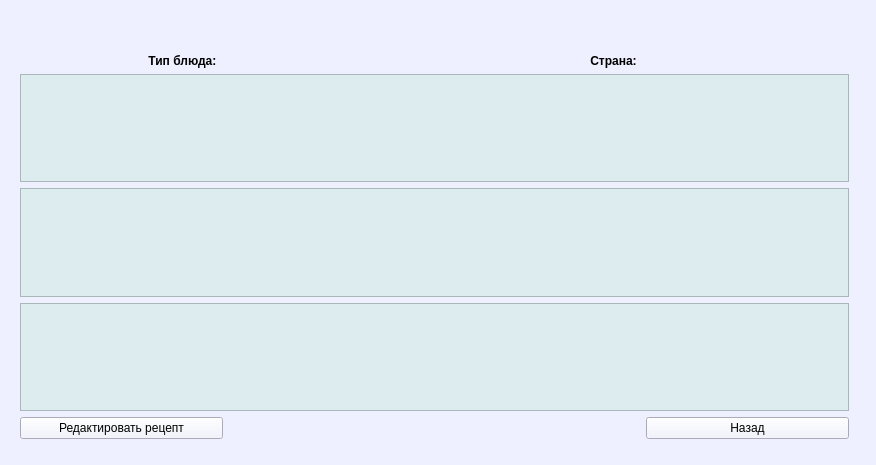
This is widget.ui in moevm/gui-1h2018-07 as Qt 5 draws it before an edit. The edited form follows.
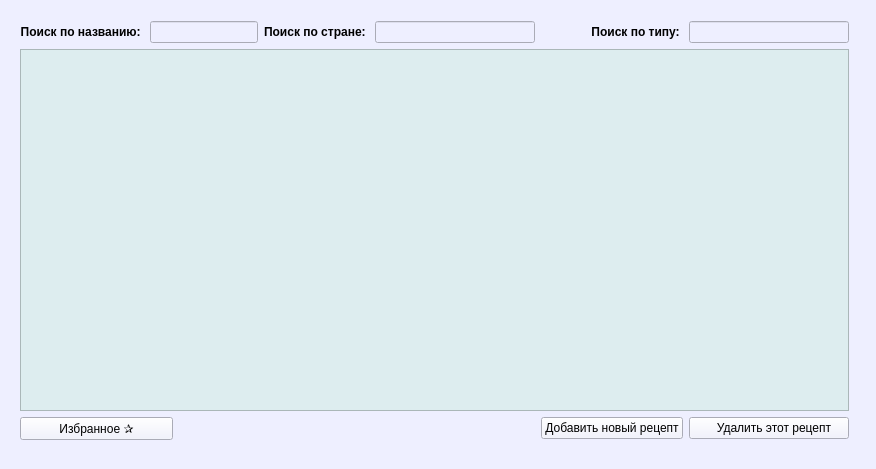
This is the edited form.

Commit message: pictures and favorites recipes

Diff of the .ui file:
```diff
--- a/widget.ui
+++ b/widget.ui
@@ -7,7 +7,7 @@
     <x>0</x>
     <y>0</y>
     <width>876</width>
-    <height>465</height>
+    <height>469</height>
    </rect>
   </property>
   <property name="windowTitle">
@@ -26,6 +26,69 @@
     </rect>
    </property>
    <layout class="QGridLayout" name="newRecipe">
+    <item row="5" column="1" rowspan="2" colspan="2">
+     <widget class="QTextEdit" name="ingOfNewRecipe"/>
+    </item>
+    <item row="9" column="1" colspan="3">
+     <widget class="QPushButton" name="saveButton">
+      <property name="text">
+       <string>Сохранить</string>
+      </property>
+     </widget>
+    </item>
+    <item row="7" column="1" rowspan="2" colspan="2">
+     <widget class="QTextEdit" name="logOfNewRecipe"/>
+    </item>
+    <item row="3" column="1" rowspan="2" colspan="2">
+     <widget class="QTextEdit" name="desOfNewRecipe">
+      <property name="sizePolicy">
+       <sizepolicy hsizetype="Expanding" vsizetype="Expanding">
+        <horstretch>1</horstretch>
+        <verstretch>0</verstretch>
+       </sizepolicy>
+      </property>
+     </widget>
+    </item>
+    <item row="0" column="5">
+     <widget class="QLabel" name="label_6">
+      <property name="text">
+       <string>Страна</string>
+      </property>
+     </widget>
+    </item>
+    <item row="0" column="6">
+     <widget class="QLineEdit" name="countryOfNewRecipe"/>
+    </item>
+    <item row="0" column="3">
+     <widget class="QLabel" name="label_5">
+      <property name="sizePolicy">
+       <sizepolicy hsizetype="Fixed" vsizetype="Preferred">
+        <horstretch>0</horstretch>
+        <verstretch>0</verstretch>
+       </sizepolicy>
+      </property>
+      <property name="text">
+       <string>Тип блюда</string>
+      </property>
+     </widget>
+    </item>
+    <item row="9" column="4" colspan="3">
+     <widget class="QPushButton" name="backButton">
+      <property name="text">
+       <string>Назад</string>
+      </property>
+     </widget>
+    </item>
+    <item row="0" column="4">
+     <widget class="QLineEdit" name="typeOfNewRecipe">
+      <property name="sizePolicy">
+       <sizepolicy hsizetype="Expanding" vsizetype="Fixed">
+        <horstretch>0</horstretch>
+        <verstretch>0</verstretch>
+       </sizepolicy>
+      </property>
+     </widget>
+    </item>
     <item row="3" column="0">
      <widget class="QLabel" name="label_2">
       <property name="text">
@@ -33,13 +96,6 @@
       </property>
      </widget>
     </item>
-    <item row="9" column="1">
-     <widget class="QPushButton" name="saveButton">
-      <property name="text">
-       <string>Сохранить</string>
-      </property>
-     </widget>
-    </item>
     <item row="8" column="0">
      <spacer name="verticalSpacer_4">
       <property name="orientation">
@@ -53,8 +109,18 @@
       </property>
      </spacer>
     </item>
-    <item row="7" column="1" rowspan="2" colspan="2">
-     <widget class="QTextEdit" name="logOfNewRecipe"/>
+    <item row="6" column="0">
+     <spacer name="verticalSpacer_3">
+      <property name="orientation">
+       <enum>Qt::Vertical</enum>
+      </property>
+      <property name="sizeHint" stdset="0">
+       <size>
+        <width>20</width>
+        <height>40</height>
+       </size>
+      </property>
+     </spacer>
     </item>
     <item row="5" column="0">
      <widget class="QLabel" name="label_3">
@@ -63,26 +129,6 @@
       </property>
      </widget>
     </item>
-    <item row="6" column="0">
-     <spacer name="verticalSpacer_3">
-      <property name="orientation">
-       <enum>Qt::Vertical</enum>
-      </property>
-      <property name="sizeHint" stdset="0">
-       <size>
-        <width>20</width>
-        <height>40</height>
-       </size>
-      </property>
-     </spacer>
-    </item>
-    <item row="9" column="2">
-     <widget class="QPushButton" name="backButton">
-      <property name="text">
-       <string>Назад</string>
-      </property>
-     </widget>
-    </item>
     <item row="4" column="0">
      <spacer name="verticalSpacer_2">
       <property name="orientation">
@@ -103,14 +149,15 @@
       </property>
      </widget>
     </item>
-    <item row="3" column="1" rowspan="2" colspan="2">
-     <widget class="QTextEdit" name="desOfNewRecipe"/>
-    </item>
-    <item row="5" column="1" rowspan="2" colspan="2">
-     <widget class="QTextEdit" name="ingOfNewRecipe"/>
-    </item>
     <item row="0" column="1" colspan="2">
-     <widget class="QLineEdit" name="nameOfNewRecipe"/>
+     <widget class="QLineEdit" name="nameOfNewRecipe">
+      <property name="sizePolicy">
+       <sizepolicy hsizetype="Expanding" vsizetype="Fixed">
+        <horstretch>0</horstretch>
+        <verstretch>0</verstretch>
+       </sizepolicy>
+      </property>
+     </widget>
     </item>
     <item row="0" column="0">
      <widget class="QLabel" name="label">
@@ -125,29 +172,38 @@
       </property>
      </widget>
     </item>
-    <item row="2" column="1" colspan="2">
-     <widget class="QLineEdit" name="countryOfNewRecipe"/>
-    </item>
-    <item row="2" column="0">
-     <widget class="QLabel" name="label_6">
-      <property name="text">
-       <string>Страна</string>
-      </property>
-     </widget>
-    </item>
-    <item row="1" column="1" colspan="2">
-     <widget class="QLineEdit" name="typeOfNewRecipe"/>
-    </item>
-    <item row="1" column="0">
-     <widget class="QLabel" name="label_5">
+    <item row="4" column="3" rowspan="5" colspan="4">
+     <widget class="QLabel" name="pic">
       <property name="sizePolicy">
-       <sizepolicy hsizetype="Fixed" vsizetype="Preferred">
+       <sizepolicy hsizetype="Preferred" vsizetype="Preferred">
         <horstretch>0</horstretch>
         <verstretch>0</verstretch>
        </sizepolicy>
       </property>
+      <property name="sizeIncrement">
+       <size>
+        <width>0</width>
+        <height>0</height>
+       </size>
+      </property>
+      <property name="baseSize">
+       <size>
+        <width>0</width>
+        <height>0</height>
+       </size>
+      </property>
+      <property name="styleSheet">
+       <string notr="true">background-color: rgb(220, 230, 255);</string>
+      </property>
       <property name="text">
-       <string>Тип блюда</string>
+       <string/>
+      </property>
+     </widget>
+    </item>
+    <item row="3" column="5" colspan="2">
+     <widget class="QPushButton" name="openButton">
+      <property name="text">
+       <string>Загрузить картинку</string>
       </property>
      </widget>
     </item>
@@ -172,55 +228,7 @@
      </rect>
     </property>
     <layout class="QGridLayout" name="gridLayout">
-     <item row="1" column="1" colspan="4">
-      <widget class="QLineEdit" name="searchCountry"/>
-     </item>
-     <item row="8" column="4">
-      <widget class="QPushButton" name="delButton">
-       <property name="sizePolicy">
-        <sizepolicy hsizetype="Fixed" vsizetype="Fixed">
-         <horstretch>0</horstretch>
-         <verstretch>0</verstretch>
-        </sizepolicy>
-       </property>
-       <property name="text">
-        <string>    Удалить этот рецепт </string>
-       </property>
-      </widget>
-     </item>
-     <item row="0" column="1" colspan="4">
-      <widget class="QLineEdit" name="searchLine"/>
-     </item>
-     <item row="0" column="0">
-      <widget class="QLabel" name="label_7">
-       <property name="sizePolicy">
-        <sizepolicy hsizetype="Preferred" vsizetype="Preferred">
-         <horstretch>0</horstretch>
-         <verstretch>0</verstretch>
-        </sizepolicy>
-       </property>
-       <property name="font">
-        <font>
-         <weight>75</weight>
-         <bold>true</bold>
-        </font>
-       </property>
-       <property name="text">
-        <string>Поиск по названию: </string>
-       </property>
-       <property name="alignment">
-        <set>Qt::AlignRight|Qt::AlignTrailing|Qt::AlignVCenter</set>
-       </property>
-      </widget>
-     </item>
-     <item row="5" column="0" rowspan="3" colspan="5">
-      <widget class="QListView" name="listView">
-       <property name="styleSheet">
-        <string notr="true">background-color: rgb(221, 237, 239)</string>
-       </property>
-      </widget>
-     </item>
-     <item row="1" column="0">
+     <item row="0" column="5">
       <widget class="QLabel" name="label_11">
        <property name="sizePolicy">
         <sizepolicy hsizetype="Preferred" vsizetype="Preferred">
@@ -242,7 +250,17 @@
        </property>
       </widget>
      </item>
-     <item row="3" column="0">
+     <item row="0" column="6">
+      <widget class="QLineEdit" name="searchCountry">
+       <property name="sizePolicy">
+        <sizepolicy hsizetype="Expanding" vsizetype="Fixed">
+         <horstretch>0</horstretch>
+         <verstretch>0</verstretch>
+        </sizepolicy>
+       </property>
+      </widget>
+     </item>
+     <item row="0" column="7">
       <widget class="QLabel" name="label_12">
        <property name="sizePolicy">
         <sizepolicy hsizetype="Preferred" vsizetype="Preferred">
@@ -264,7 +282,80 @@
        </property>
       </widget>
      </item>
-     <item row="8" column="3">
+     <item row="0" column="0">
+      <widget class="QLabel" name="label_7">
+       <property name="sizePolicy">
+        <sizepolicy hsizetype="Preferred" vsizetype="Preferred">
+         <horstretch>0</horstretch>
+         <verstretch>0</verstretch>
+        </sizepolicy>
+       </property>
+       <property name="font">
+        <font>
+         <weight>75</weight>
+         <bold>true</bold>
+        </font>
+       </property>
+       <property name="text">
+        <string>Поиск по названию: </string>
+       </property>
+       <property name="alignment">
+        <set>Qt::AlignRight|Qt::AlignTrailing|Qt::AlignVCenter</set>
+       </property>
+      </widget>
+     </item>
+     <item row="0" column="1" colspan="4">
+      <widget class="QLineEdit" name="searchLine">
+       <property name="sizePolicy">
+        <sizepolicy hsizetype="Expanding" vsizetype="Fixed">
+         <horstretch>0</horstretch>
+         <verstretch>0</verstretch>
+        </sizepolicy>
+       </property>
+      </widget>
+     </item>
+     <item row="0" column="8">
+      <widget class="QLineEdit" name="searchType"/>
+     </item>
+     <item row="5" column="0" rowspan="3" colspan="9">
+      <widget class="QListView" name="listView">
+       <property name="font">
+        <font>
+         <family>Times New Roman</family>
+         <pointsize>11</pointsize>
+        </font>
+       </property>
+       <property name="cursor" stdset="0">
+        <cursorShape>PointingHandCursor</cursorShape>
+       </property>
+       <property name="styleSheet">
+        <string notr="true">background-color: rgb(221, 237, 239)</string>
+       </property>
+       <property name="inputMethodHints">
+        <set>Qt::ImhNone</set>
+       </property>
+       <property name="iconSize">
+        <size>
+         <width>0</width>
+         <height>0</height>
+        </size>
+       </property>
+      </widget>
+     </item>
+     <item row="8" column="8">
+      <widget class="QPushButton" name="delButton">
+       <property name="sizePolicy">
+        <sizepolicy hsizetype="Minimum" vsizetype="Fixed">
+         <horstretch>0</horstretch>
+         <verstretch>0</verstretch>
+        </sizepolicy>
+       </property>
+       <property name="text">
+        <string>    Удалить этот рецепт </string>
+       </property>
+      </widget>
+     </item>
+     <item row="8" column="7">
       <widget class="QPushButton" name="addButton">
        <property name="sizePolicy">
         <sizepolicy hsizetype="Fixed" vsizetype="Fixed">
@@ -277,8 +368,12 @@
        </property>
       </widget>
      </item>
-     <item row="3" column="1" colspan="4">
-      <widget class="QLineEdit" name="searchType"/>
+     <item row="8" column="0" colspan="2">
+      <widget class="QPushButton" name="favorButton">
+       <property name="text">
+        <string>Избранное ✰</string>
+       </property>
+      </widget>
      </item>
     </layout>
    </widget>
@@ -441,54 +536,6 @@
        </property>
       </widget>
      </item>
-     <item row="10" column="0" colspan="4">
-      <widget class="QTextEdit" name="logRecipe">
-       <property name="cursor" stdset="0">
-        <cursorShape>ArrowCursor</cursorShape>
-       </property>
-       <property name="focusPolicy">
-        <enum>Qt::NoFocus</enum>
-       </property>
-       <property name="styleSheet">
-        <string notr="true">background-color: rgb(221, 237, 239)</string>
-       </property>
-       <property name="readOnly">
-        <bool>true</bool>
-       </property>
-      </widget>
-     </item>
-     <item row="8" column="0" colspan="4">
-      <widget class="QTextEdit" name="desRecipe">
-       <property name="cursor" stdset="0">
-        <cursorShape>ArrowCursor</cursorShape>
-       </property>
-       <property name="focusPolicy">
-        <enum>Qt::NoFocus</enum>
-       </property>
-       <property name="styleSheet">
-        <string notr="true">background-color: rgb(221, 237, 239)</string>
-       </property>
-       <property name="readOnly">
-        <bool>true</bool>
-       </property>
-      </widget>
-     </item>
-     <item row="9" column="0" colspan="4">
-      <widget class="QTextEdit" name="ingRecipe">
-       <property name="cursor" stdset="0">
-        <cursorShape>ArrowCursor</cursorShape>
-       </property>
-       <property name="focusPolicy">
-        <enum>Qt::NoFocus</enum>
-       </property>
-       <property name="styleSheet">
-        <string notr="true">background-color: rgb(221, 237, 239);</string>
-       </property>
-       <property name="readOnly">
-        <bool>true</bool>
-       </property>
-      </widget>
-     </item>
      <item row="5" column="2">
       <widget class="QLabel" name="label_9">
        <property name="font">
@@ -519,13 +566,93 @@
        </property>
       </widget>
      </item>
+     <item row="8" column="0" colspan="2">
+      <widget class="QTextEdit" name="desRecipe">
+       <property name="sizePolicy">
+        <sizepolicy hsizetype="Expanding" vsizetype="Expanding">
+         <horstretch>0</horstretch>
+         <verstretch>1</verstretch>
+        </sizepolicy>
+       </property>
+       <property name="cursor" stdset="0">
+        <cursorShape>ArrowCursor</cursorShape>
+       </property>
+       <property name="focusPolicy">
+        <enum>Qt::NoFocus</enum>
+       </property>
+       <property name="styleSheet">
+        <string notr="true">background-color: rgb(221, 237, 239)</string>
+       </property>
+       <property name="readOnly">
+        <bool>true</bool>
+       </property>
+      </widget>
+     </item>
+     <item row="9" column="0" colspan="2">
+      <widget class="QTextEdit" name="ingRecipe">
+       <property name="sizePolicy">
+        <sizepolicy hsizetype="Expanding" vsizetype="Expanding">
+         <horstretch>0</horstretch>
+         <verstretch>1</verstretch>
+        </sizepolicy>
+       </property>
+       <property name="cursor" stdset="0">
+        <cursorShape>ArrowCursor</cursorShape>
+       </property>
+       <property name="focusPolicy">
+        <enum>Qt::NoFocus</enum>
+       </property>
+       <property name="styleSheet">
+        <string notr="true">background-color: rgb(221, 237, 239);</string>
+       </property>
+       <property name="readOnly">
+        <bool>true</bool>
+       </property>
+      </widget>
+     </item>
+     <item row="10" column="0" colspan="2">
+      <widget class="QTextEdit" name="logRecipe">
+       <property name="sizePolicy">
+        <sizepolicy hsizetype="Expanding" vsizetype="Expanding">
+         <horstretch>0</horstretch>
+         <verstretch>2</verstretch>
+        </sizepolicy>
+       </property>
+       <property name="cursor" stdset="0">
+        <cursorShape>ArrowCursor</cursorShape>
+       </property>
+       <property name="focusPolicy">
+        <enum>Qt::NoFocus</enum>
+       </property>
+       <property name="styleSheet">
+        <string notr="true">background-color: rgb(221, 237, 239)</string>
+       </property>
+       <property name="readOnly">
+        <bool>true</bool>
+       </property>
+      </widget>
+     </item>
+     <item row="8" column="2" rowspan="3" colspan="2">
+      <widget class="QLabel" name="picShow">
+       <property name="text">
+        <string/>
+       </property>
+      </widget>
+     </item>
+     <item row="11" column="1">
+      <widget class="QPushButton" name="favor">
+       <property name="text">
+        <string>Добавить в избранное ✰</string>
+       </property>
+      </widget>
+     </item>
     </layout>
    </widget>
   </widget>
   <zorder>testWin</zorder>
   <zorder>addRecipe</zorder>
-  <zorder>mainWid</zorder>
   <zorder>Recipe</zorder>
+  <zorder>mainWid</zorder>
  </widget>
  <layoutdefault spacing="6" margin="11"/>
  <resources/>
```
The commit also changes 5 other files.
